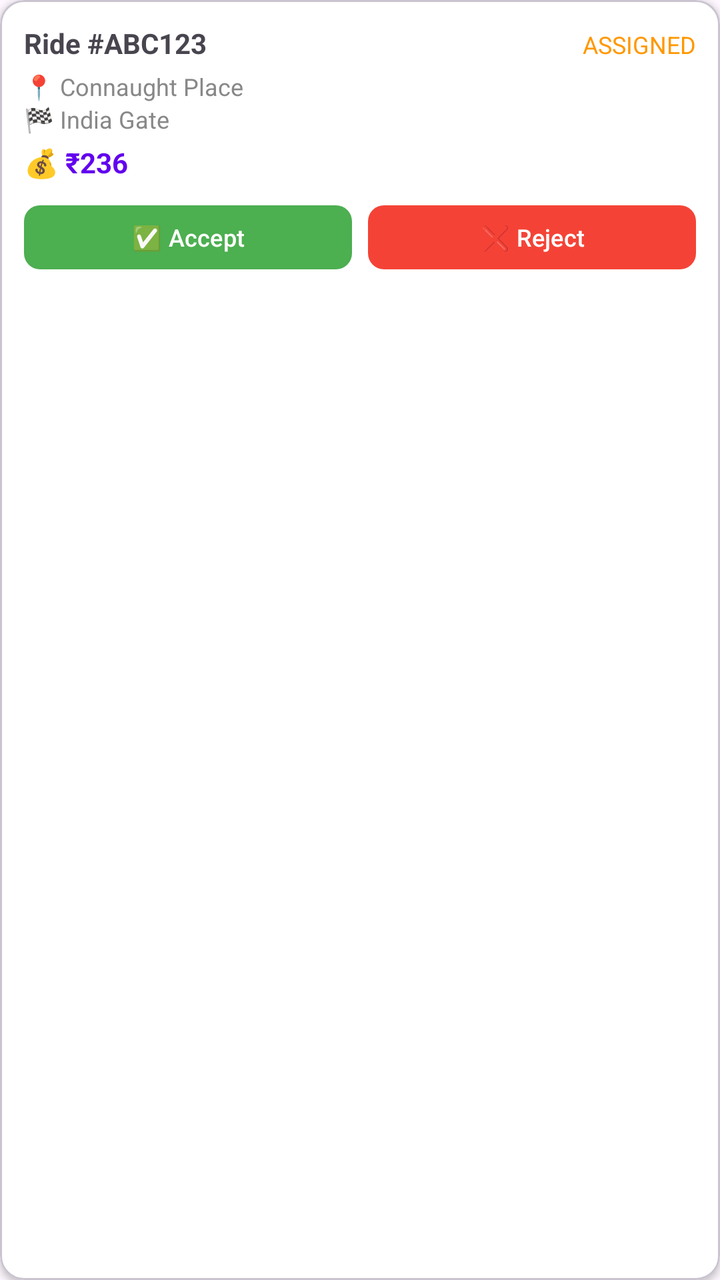
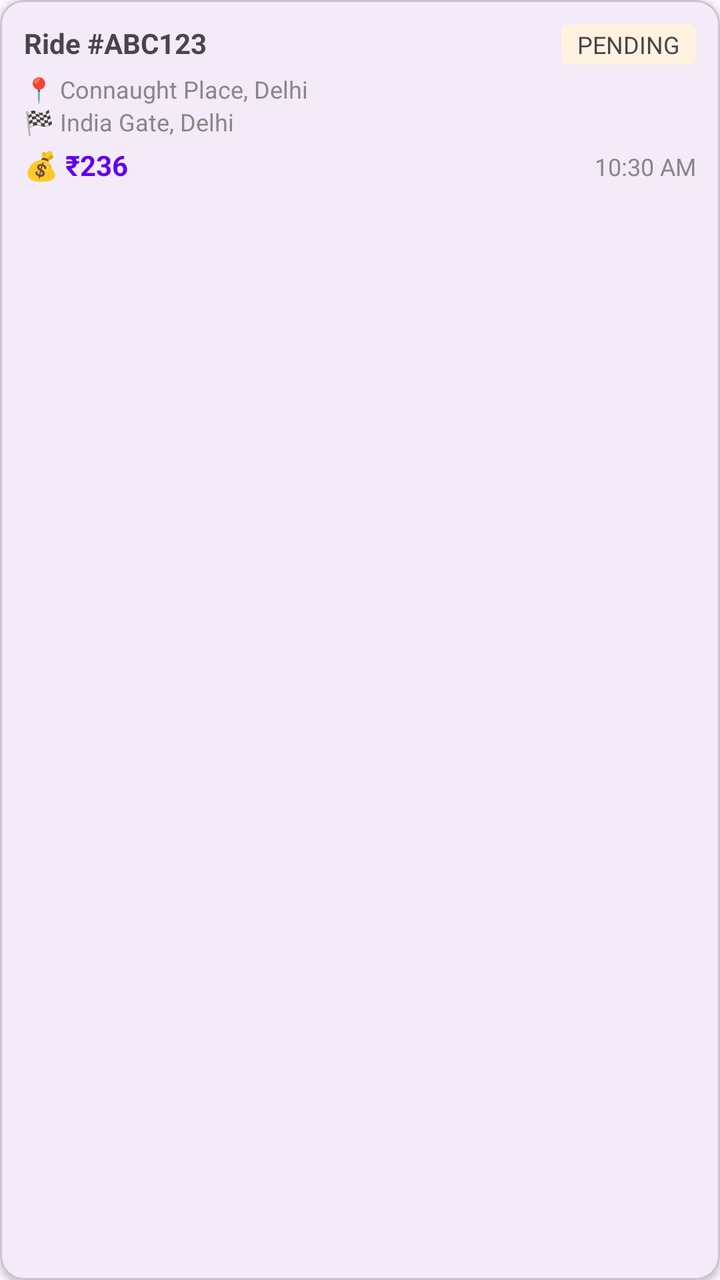

Before-and-after screenshots of an Android layout around one commit, followed by the original layout XML and the change that was made.
<!-- AndroidManifest.xml: application theme Theme.KakarwaiRider -->
<!-- res/layout/item_driver_ride.xml -->
<?xml version="1.0" encoding="utf-8"?>
<com.google.android.material.card.MaterialCardView xmlns:android="http://schemas.android.com/apk/res/android"
    xmlns:app="http://schemas.android.com/apk/res-auto"
    android:layout_width="match_parent"
    android:layout_height="wrap_content"
    android:layout_margin="4dp"
    app:cardCornerRadius="12dp"
    app:cardElevation="2dp"
    app:cardBackgroundColor="@color/white">

    <LinearLayout
        android:layout_width="match_parent"
        android:layout_height="wrap_content"
        android:orientation="vertical"
        android:padding="12dp">

        
        <LinearLayout
            android:layout_width="match_parent"
            android:layout_height="wrap_content"
            android:orientation="horizontal">

            <TextView
                android:id="@+id/tvRideId"
                android:layout_width="0dp"
                android:layout_height="wrap_content"
                android:layout_weight="1"
                android:text="Ride #ABC123"
                android:textSize="14sp"
                android:textStyle="bold" />

            <TextView
                android:id="@+id/tvStatus"
                android:layout_width="wrap_content"
                android:layout_height="wrap_content"
                android:text="ASSIGNED"
                android:textSize="12sp"
                android:textColor="@color/orange" />

        </LinearLayout>

        
        <TextView
            android:id="@+id/tvPickup"
            android:layout_width="wrap_content"
            android:layout_height="wrap_content"
            android:text="📍 Connaught Place"
            android:textSize="12sp"
            android:textColor="@color/grey"
            android:layout_marginTop="4dp" />

        <TextView
            android:id="@+id/tvDestination"
            android:layout_width="wrap_content"
            android:layout_height="wrap_content"
            android:text="🏁 India Gate"
            android:textSize="12sp"
            android:textColor="@color/grey" />

        
        <TextView
            android:id="@+id/tvFare"
            android:layout_width="wrap_content"
            android:layout_height="wrap_content"
            android:text="💰 ₹236"
            android:textSize="14sp"
            android:textStyle="bold"
            android:textColor="@color/primary"
            android:layout_marginTop="4dp" />

        
        <LinearLayout
            android:layout_width="match_parent"
            android:layout_height="wrap_content"
            android:orientation="horizontal"
            android:layout_marginTop="8dp">

            <com.google.android.material.button.MaterialButton
                android:id="@+id/btnAccept"
                android:layout_width="0dp"
                android:layout_height="40dp"
                android:layout_weight="1"
                android:layout_marginEnd="4dp"
                android:text="✅ Accept"
                app:cornerRadius="8dp"
                android:textSize="12sp"
                app:backgroundTint="@color/green" />

            <com.google.android.material.button.MaterialButton
                android:id="@+id/btnReject"
                android:layout_width="0dp"
                android:layout_height="40dp"
                android:layout_weight="1"
                android:layout_marginStart="4dp"
                android:text="❌ Reject"
                app:cornerRadius="8dp"
                android:textSize="12sp"
                app:backgroundTint="@color/red" />

        </LinearLayout>

    </LinearLayout>

</com.google.android.material.card.MaterialCardView>
<!-- resources referenced by this layout -->
<resources>
  <color name="green">#4CAF50</color>
  <color name="grey">#888888</color>
  <color name="orange">#FF9800</color>
  <color name="primary">@color/purple_500</color>
  <color name="red">#F44336</color>
  <color name="white">#FFFFFFFF</color>
  <style name="Theme.KakarwaiRider" parent="Base.Theme.KakarwaiRider" />
  <color name="purple_500">#FF6200EE</color>
  <style name="Base.Theme.KakarwaiRider" parent="Theme.Material3.DayNight.NoActionBar">
          
          
      </style>
</resources>

<!-- the commit's change to res/layout/item_driver_ride.xml (unified diff, before → after) -->
@@ -3,10 +3,9 @@
     xmlns:app="http://schemas.android.com/apk/res-auto"
     android:layout_width="match_parent"
     android:layout_height="wrap_content"
-    android:layout_margin="4dp"
+    android:layout_margin="6dp"
     app:cardCornerRadius="12dp"
-    app:cardElevation="2dp"
-    app:cardBackgroundColor="@color/white">
+    app:cardElevation="2dp">
 
     <LinearLayout
         android:layout_width="match_parent"
@@ -33,9 +32,13 @@
                 android:id="@+id/tvStatus"
                 android:layout_width="wrap_content"
                 android:layout_height="wrap_content"
-                android:text="ASSIGNED"
+                android:text="PENDING"
                 android:textSize="12sp"
-                android:textColor="@color/orange" />
+                android:paddingStart="8dp"
+                android:paddingEnd="8dp"
+                android:paddingTop="2dp"
+                android:paddingBottom="2dp"
+                android:background="@drawable/bg_status_driver_ride" />
 
         </LinearLayout>
 
@@ -44,29 +47,46 @@
             android:id="@+id/tvPickup"
             android:layout_width="wrap_content"
             android:layout_height="wrap_content"
-            android:text="📍 Connaught Place"
+            android:text="📍 Connaught Place, Delhi"
             android:textSize="12sp"
             android:textColor="@color/grey"
             android:layout_marginTop="4dp" />
 
+        
         <TextView
             android:id="@+id/tvDestination"
             android:layout_width="wrap_content"
             android:layout_height="wrap_content"
-            android:text="🏁 India Gate"
+            android:text="🏁 India Gate, Delhi"
             android:textSize="12sp"
             android:textColor="@color/grey" />
 
         
-        <TextView
-            android:id="@+id/tvFare"
-            android:layout_width="wrap_content"
+        <LinearLayout
+            android:layout_width="match_parent"
             android:layout_height="wrap_content"
-            android:text="💰 ₹236"
-            android:textSize="14sp"
-            android:textStyle="bold"
-            android:textColor="@color/primary"
-            android:layout_marginTop="4dp" />
+            android:orientation="horizontal"
+            android:layout_marginTop="4dp">
+
+            <TextView
+                android:id="@+id/tvFare"
+                android:layout_width="0dp"
+                android:layout_height="wrap_content"
+                android:layout_weight="1"
+                android:text="💰 ₹236"
+                android:textSize="14sp"
+                android:textStyle="bold"
+                android:textColor="@color/primary" />
+
+            <TextView
+                android:id="@+id/tvTime"
+                android:layout_width="wrap_content"
+                android:layout_height="wrap_content"
+                android:text="10:30 AM"
+                android:textSize="12sp"
+                android:textColor="@color/grey" />
+
+        </LinearLayout>
 
         
         <LinearLayout
@@ -84,7 +104,8 @@
                 android:text="✅ Accept"
                 app:cornerRadius="8dp"
                 android:textSize="12sp"
-                app:backgroundTint="@color/green" />
+                app:backgroundTint="@color/green"
+                android:visibility="gone" />
 
             <com.google.android.material.button.MaterialButton
                 android:id="@+id/btnReject"
@@ -95,7 +116,8 @@
                 android:text="❌ Reject"
                 app:cornerRadius="8dp"
                 android:textSize="12sp"
-                app:backgroundTint="@color/red" />
+                app:backgroundTint="@color/red"
+                android:visibility="gone" />
 
         </LinearLayout>
 
<!-- resource entries referenced after the edit -->
@@ -2,10 +2,14 @@
 <resources>
   <color name="green">#4CAF50</color>
   <color name="grey">#888888</color>
-  <color name="orange">#FF9800</color>
   <color name="primary">@color/purple_500</color>
   <color name="red">#F44336</color>
-  <color name="white">#FFFFFFFF</color>
+  <!-- drawable bg_status_driver_ride (drawable) -->
+  <?xml version="1.0" encoding="utf-8"?>
+  <shape xmlns:android="http://schemas.android.com/apk/res/android">
+      <solid android:color="#FFF3E0" />
+      <corners android:radius="4dp" />
+  </shape>
   <style name="Theme.KakarwaiRider" parent="Base.Theme.KakarwaiRider" />
   <color name="purple_500">#FF6200EE</color>
   <style name="Base.Theme.KakarwaiRider" parent="Theme.Material3.DayNight.NoActionBar">
